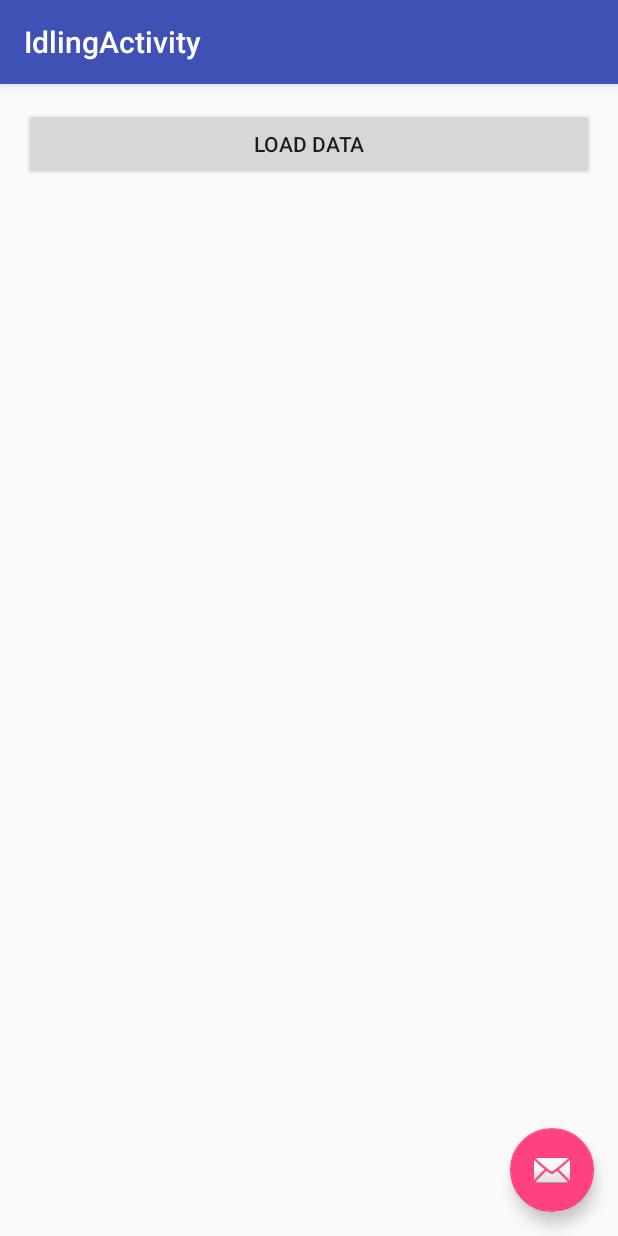
After one commit to iusmaharjan/Learn-To-Test, an Android app: the IdlingActivity screen opened directly, with no data from a screen before it, on a phone screen of 412 x 824 dp. The commit adds this screen. Run offline under Robolectric (Android 15) with nearby library versions, the phone set to English and light mode, and no system bars; libraries missing offline, so code that uses them is left out: com.loopj.android, cz.msebera.android.

Commit message:
Testing ActivityTestRule.launchActivity() using Intent and IdlingResource

```diff
--- /dev/null
+++ b/app/src/main/java/com/ayushmaharjan/learning/learntotest/IdlingActivity.java
@@ -0,0 +1,62 @@
+package com.ayushmaharjan.learning.learntotest;
+
+import android.os.Bundle;
+import android.support.design.widget.FloatingActionButton;
+import android.support.design.widget.Snackbar;
+import android.support.v7.app.AppCompatActivity;
+import android.support.v7.widget.Toolbar;
+import android.view.View;
+import android.widget.TextView;
+
+import com.loopj.android.http.AsyncHttpClient;
+import com.loopj.android.http.AsyncHttpResponseHandler;
+
+import cz.msebera.android.httpclient.Header;
+
+public class IdlingActivity extends AppCompatActivity {
+
+    public static final String URL = "https://httpbin.org/delay/10";
+
+    private TextView statusTextView;
+
+    @Override
+    protected void onCreate(Bundle savedInstanceState) {
+        super.onCreate(savedInstanceState);
+        setContentView(R.layout.activity_idling);
+        Toolbar toolbar = (Toolbar) findViewById(R.id.toolbar);
+        setSupportActionBar(toolbar);
+
+        FloatingActionButton fab = (FloatingActionButton) findViewById(R.id.fab);
+        fab.setOnClickListener(new View.OnClickListener() {
+            @Override
+            public void onClick(View view) {
+                Snackbar.make(view, "Replace with your own action", Snackbar.LENGTH_LONG)
+                        .setAction("Action", null).show();
+            }
+        });
+
+        statusTextView = (TextView)findViewById(R.id.info_txt);
+    }
+
+    public void btnClick(View view) {
+        AsyncHttpClient asyncHttpClient = new AsyncHttpClient();
+        asyncHttpClient.setTimeout(5000);
+
+        asyncHttpClient.get(this, URL, new AsyncHttpResponseHandler() {
+            @Override
+            public void onSuccess(int statusCode, Header[] headers, byte[] responseBody) {
+                onResult("Successfully loaded data");
+            }
+
+            @Override
+            public void onFailure(int statusCode, Header[] headers, byte[] responseBody, Throwable error) {
+                onResult("Could not load data");
+            }
+        });
+    }
+
+    private void onResult(String message) {
+        statusTextView.setText(message);
+    }
+
+}
--- a/app/src/main/java/com/ayushmaharjan/learning/learntotest/MainActivity.java
+++ b/app/src/main/java/com/ayushmaharjan/learning/learntotest/MainActivity.java
@@ -1,5 +1,7 @@
 package com.ayushmaharjan.learning.learntotest;
 
+import android.content.Context;
+import android.content.Intent;
 import android.support.v7.app.AppCompatActivity;
 import android.os.Bundle;
 import android.view.View;
@@ -19,4 +21,5 @@ public class MainActivity extends AppCompatActivity {
         EditText editText = (EditText) findViewById(R.id.editText);
         textView.setText("Hello, " + editText.getText().toString() + "!");
     }
+
 }
--- /dev/null
+++ b/app/src/main/res/layout/activity_idling.xml
@@ -0,0 +1,34 @@
+<?xml version="1.0" encoding="utf-8"?>
+<android.support.design.widget.CoordinatorLayout xmlns:android="http://schemas.android.com/apk/res/android"
+    xmlns:app="http://schemas.android.com/apk/res-auto"
+    xmlns:tools="http://schemas.android.com/tools"
+    android:layout_width="match_parent"
+    android:layout_height="match_parent"
+    android:fitsSystemWindows="true"
+    tools:context="com.ayushmaharjan.learning.learntotest.IdlingActivity">
+
+    <android.support.design.widget.AppBarLayout
+        android:layout_width="match_parent"
+        android:layout_height="wrap_content"
+        android:theme="@style/AppTheme.AppBarOverlay">
+
+        <android.support.v7.widget.Toolbar
+            android:id="@+id/toolbar"
+            android:layout_width="match_parent"
+            android:layout_height="?attr/actionBarSize"
+            android:background="?attr/colorPrimary"
+            app:popupTheme="@style/AppTheme.PopupOverlay" />
+
+    </android.support.design.widget.AppBarLayout>
+
+    <include layout="@layout/content_idling" />
+
+    <android.support.design.widget.FloatingActionButton
+        android:id="@+id/fab"
+        android:layout_width="wrap_content"
+        android:layout_height="wrap_content"
+        android:layout_gravity="bottom|end"
+        android:layout_margin="@dimen/fab_margin"
+        android:src="@android:drawable/ic_dialog_email" />
+
+</android.support.design.widget.CoordinatorLayout>
--- /dev/null
+++ b/app/src/main/res/layout/content_idling.xml
@@ -0,0 +1,28 @@
+<?xml version="1.0" encoding="utf-8"?>
+<RelativeLayout xmlns:android="http://schemas.android.com/apk/res/android"
+    xmlns:app="http://schemas.android.com/apk/res-auto"
+    xmlns:tools="http://schemas.android.com/tools"
+    android:layout_width="match_parent"
+    android:layout_height="match_parent"
+    android:paddingBottom="@dimen/activity_vertical_margin"
+    android:paddingLeft="@dimen/activity_horizontal_margin"
+    android:paddingRight="@dimen/activity_horizontal_margin"
+    android:paddingTop="@dimen/activity_vertical_margin"
+    app:layout_behavior="@string/appbar_scrolling_view_behavior"
+    tools:context="com.ayushmaharjan.learning.learntotest.IdlingActivity"
+    tools:showIn="@layout/activity_idling">
+
+    <Button
+        android:id="@+id/btn_load"
+        android:layout_width="match_parent"
+        android:layout_height="wrap_content"
+        android:text="Load Data"
+        android:onClick="btnClick"/>
+
+    <TextView
+        android:id="@+id/info_txt"
+        android:layout_below="@id/btn_load"
+        android:layout_width="match_parent"
+        android:layout_height="match_parent"/>
+
+</RelativeLayout>
--- /dev/null
+++ b/app/src/main/res/values-v21/styles.xml
@@ -0,0 +1,9 @@
+<resources>>
+
+    <style name="AppTheme.NoActionBar">
+        <item name="windowActionBar">false</item>
+        <item name="windowNoTitle">true</item>
+        <item name="android:windowDrawsSystemBarBackgrounds">true</item>
+        <item name="android:statusBarColor">@android:color/transparent</item>
+    </style>
+</resources>
--- a/app/src/main/res/values/dimens.xml
+++ b/app/src/main/res/values/dimens.xml
@@ -2,4 +2,5 @@
     <!-- Default screen margins, per the Android Design guidelines. -->
     <dimen name="activity_horizontal_margin">16dp</dimen>
     <dimen name="activity_vertical_margin">16dp</dimen>
+    <dimen name="fab_margin">16dp</dimen>
 </resources>
--- a/app/src/main/res/values/strings.xml
+++ b/app/src/main/res/values/strings.xml
@@ -1,3 +1,4 @@
 <resources>
     <string name="app_name">Learn to Test</string>
+    <string name="title_activity_idling">IdlingActivity</string>
 </resources>
--- a/app/src/main/res/values/styles.xml
+++ b/app/src/main/res/values/styles.xml
@@ -8,4 +8,13 @@
         <item name="colorAccent">@color/colorAccent</item>
     </style>
 
+    <style name="AppTheme.NoActionBar">
+        <item name="windowActionBar">false</item>
+        <item name="windowNoTitle">true</item>
+    </style>
+
+    <style name="AppTheme.AppBarOverlay" parent="ThemeOverlay.AppCompat.Dark.ActionBar" />
+
+    <style name="AppTheme.PopupOverlay" parent="ThemeOverlay.AppCompat.Light" />
+
 </resources>
```
Also changed, not shown: app/build.gradle (+8 -1 lines), app/src/main/AndroidManifest.xml (+7 -0 lines), app/src/main/java/com/ayushmaharjan/learning/learntotest/MainApplication.java (added, +13 -0 lines), app/src/main/java/com/ayushmaharjan/learning/learntotest/SecondActivity.java (added, +24 -0 lines), app/src/main/res/layout/activity_second.xml (added, +12 -0 lines), 3 other files.
